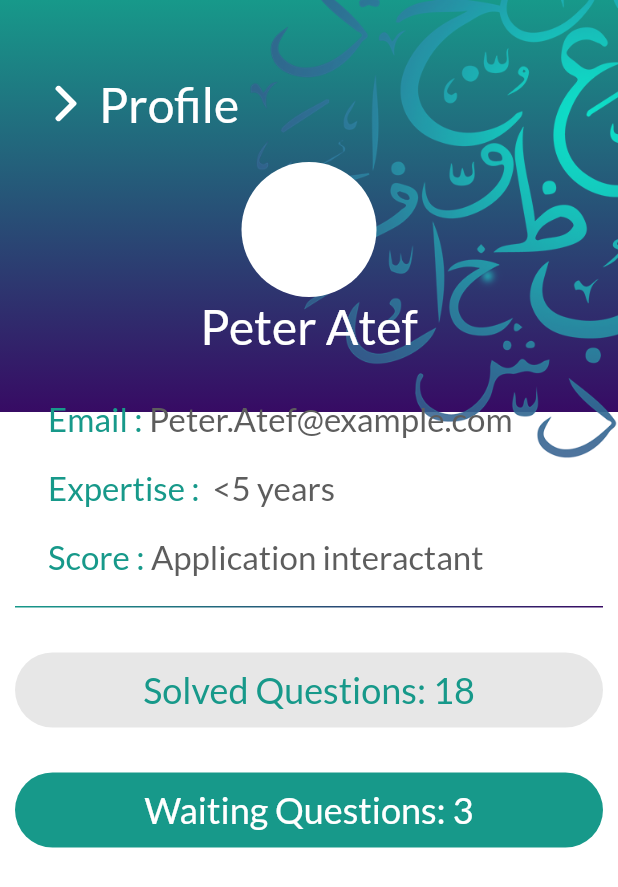
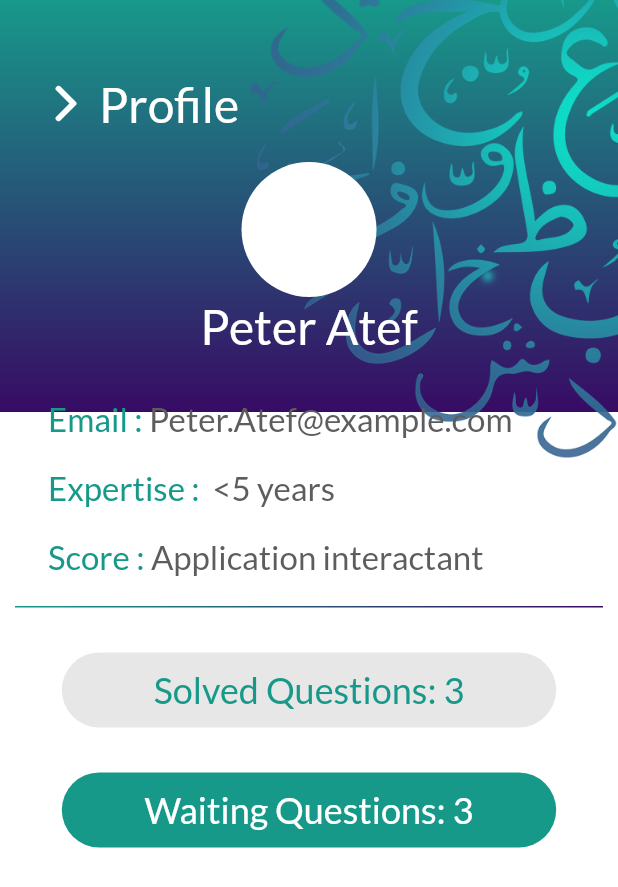
Before and after one commit to PeterAtger/dsp_teacher_application, a Flutter app: the Profile screen opened directly, on a phone screen of 412 x 824 dp. Shown: the top 887 px of the screen. Run offline on Flutter 3.47's test engine with Material 2 defaults, Android fonts, the phone set to English and light mode, and no system bars; our stand-ins replace flutter_svg; missing offline and left inert: adobe_xd.

Commit message:
Made Widget for buttons / changed from flat to textButton

```diff
--- a/lib/Presentation/Pages/settings_screen/profile_page.dart
+++ b/lib/Presentation/Pages/settings_screen/profile_page.dart
@@ -144,39 +144,18 @@ class _ProfileState extends State<Profile> {
                 mainAxisAlignment: MainAxisAlignment.center,
                 children: [
                   Center(
-                    child: FlatButton(
-                        height: 50,
-                        minWidth: size.width - 20,
-                        onPressed: () {},
-                        child: Center(
-                          child: Text(
-                            'Solved Questions: 18',
-                            style: AppFonts.buttonText
-                                .copyWith(color: AppColors.cGreen),
-                          ),
-                        ),
-                        color: AppColors.cLightGrey),
-                  )
+                      child: QuestionButton(
+                          size: size,
+                          text: 'Solved Questions: 3',
+                          green: false))
                 ],
               ),
               SizedBox(height: 30),
               Row(
                 mainAxisAlignment: MainAxisAlignment.center,
                 children: [
-                  Center(
-                    child: FlatButton(
-                        height: 50,
-                        minWidth: size.width - 20,
-                        onPressed: () {},
-                        child: Center(
-                          child: Text(
-                            'Waiting Questions: 3',
-                            style: AppFonts.buttonText
-                                .copyWith(color: AppColors.cWhite),
-                          ),
-                        ),
-                        color: AppColors.cGreen),
-                  )
+                  QuestionButton(
+                      size: size, text: 'Waiting Questions: 3', green: true)
                 ],
               ),
             ],
@@ -186,3 +165,38 @@ class _ProfileState extends State<Profile> {
     );
   }
 }
+
+class QuestionButton extends StatelessWidget {
+  const QuestionButton(
+      {Key key, @required this.size, @required this.text, @required this.green})
+      : super(key: key);
+
+  final Size size;
+  final String text;
+  final bool green;
+
+  @override
+  Widget build(BuildContext context) {
+    return Container(
+      height: 50,
+      width: size.width * 0.8,
+      child: TextButton(
+        style: ButtonStyle(
+            overlayColor: MaterialStateProperty.all(AppColors.cWhite[50]),
+            shape: MaterialStateProperty.all<RoundedRectangleBorder>(
+                RoundedRectangleBorder(
+                    borderRadius: BorderRadius.circular(30))),
+            backgroundColor: MaterialStateProperty.all(
+                green ? AppColors.cGreen : AppColors.cLightGrey)),
+        onPressed: () {},
+        child: Center(
+          child: Text(
+            this.text,
+            style: AppFonts.buttonText
+                .copyWith(color: green ? AppColors.cWhite : AppColors.cGreen),
+          ),
+        ),
+      ),
+    );
+  }
+}
--- a/lib/main.dart
+++ b/lib/main.dart
@@ -2,10 +2,8 @@ import 'package:dsp_teacher_application/Presentation/Pages/settings_screen/profi
 import 'package:flutter/material.dart';
 import 'package:dsp_teacher_application/Presentation/Theme/theme.dart';
 import 'package:dsp_teacher_application/Presentation/Pages/settings_screen/notifications.dart';
-import 'package:dsp_teacher_application/Presentation/Pages/settings_screen/settings_screen.dart';
 
 import 'Presentation/Pages/settings_screen/notifications.dart';
-
 
 void main() {
   runApp(MyApp());
@@ -41,7 +39,7 @@ class MyApp extends StatelessWidget {
         ),
         initialRoute: '/',
         routes: {
-          '/': (context) => Notifications(),
+          '/': (context) => Profile(),
         });
   }
 }
--- a/pubspec.yaml
+++ b/pubspec.yaml
@@ -22,7 +22,7 @@ environment:
 
 dependencies:
   adobe_xd: ^1.1.0+1
-  flutter_svg: ^0.19.0+1
+  flutter_svg: ^0.20.0-nullsafety.3
   flutter:
     sdk: flutter
 
```
Also changed, not shown: pubspec.lock.
